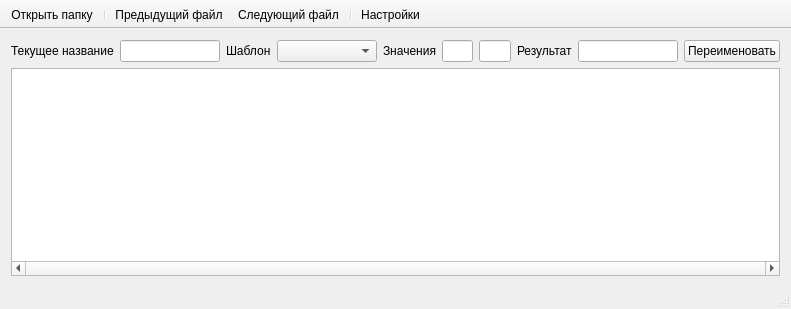
This is mainwindow.ui in stepany4/CustomImageFileRenamer as Qt 5 draws it before an edit. The edited form follows.
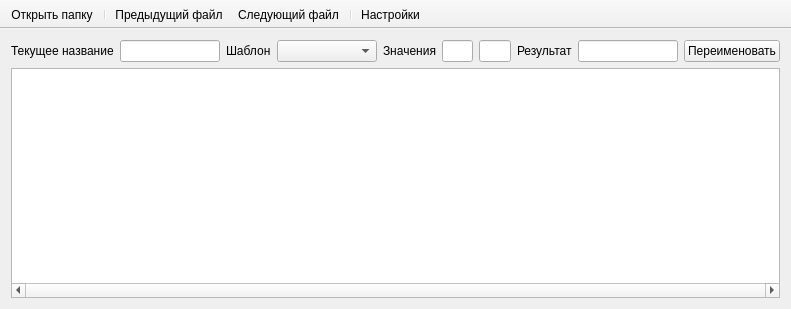
This is the edited form. Icons and pictures are not drawn.

Diff of the .ui file:
```diff
--- a/mainwindow.ui
+++ b/mainwindow.ui
@@ -173,7 +173,6 @@
    <addaction name="separator"/>
    <addaction name="actionOptions"/>
   </widget>
-  <widget class="QStatusBar" name="statusBar"/>
   <action name="actionOpenFolder">
    <property name="icon">
     <iconset>
```
Left out of the diff: 5 changed lines with no effect on the pictures.
